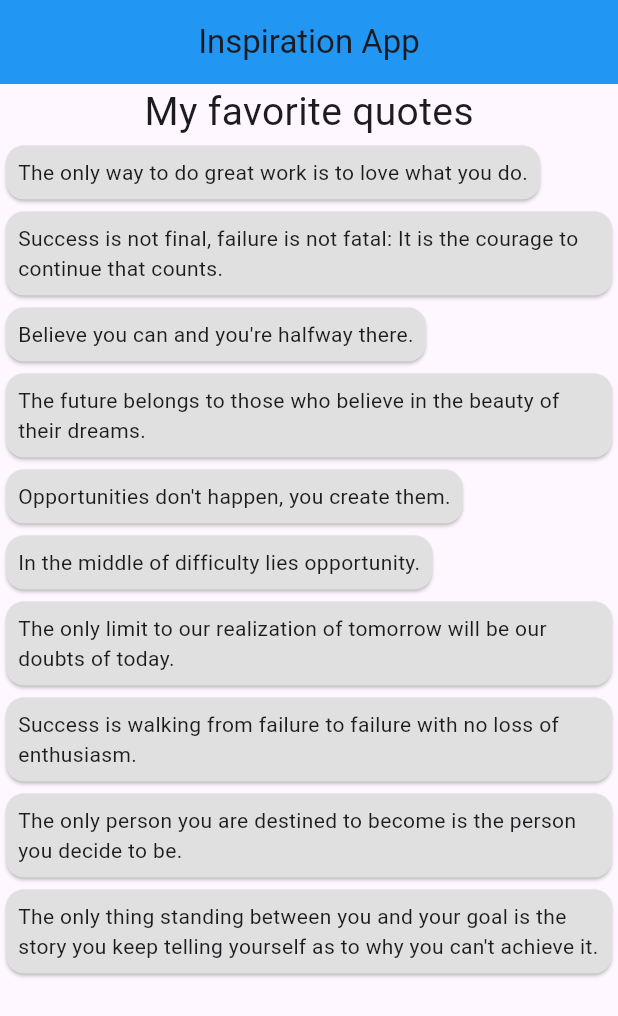
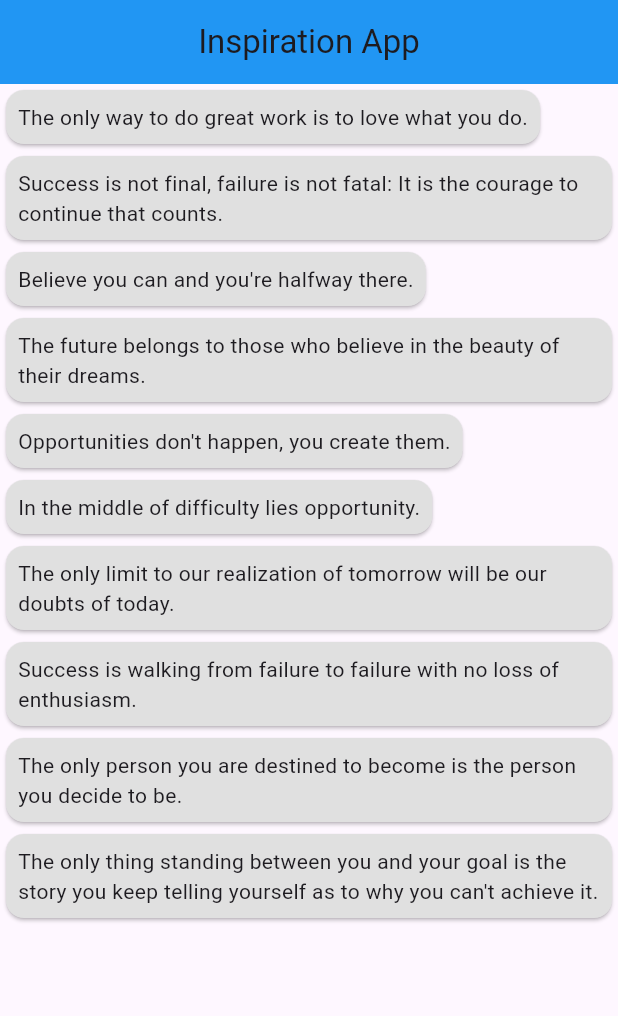
Before and after one commit to dutkaD/inspire_app, a Flutter app: the screen it shows after launch, on a phone screen of 412 x 824 dp. Shown: the top 1016 px of the screen. Run offline on Flutter 3.47's test engine with Material 3 defaults, Android fonts, the phone set to English and light mode, and no system bars.

```diff
--- /dev/null
+++ b/lib/quote_choice.dart
@@ -0,0 +1,19 @@
+import 'package:daily_quotes_app/quote_list.dart';
+import 'package:flutter/material.dart';
+import 'model/inspirational_quote.dart';
+
+class QuoteChoice extends StatefulWidget {
+  final List<InspirationalQuote> quotes;
+
+  const QuoteChoice({super.key, required this.quotes});
+
+  @override
+  State<QuoteChoice> createState() => _QuoteChoiceState();
+}
+
+class _QuoteChoiceState extends State<QuoteChoice> {
+  @override
+  Widget build(BuildContext context) {
+    return AllQuotesList(quotes: widget.quotes);
+  }
+}
--- /dev/null
+++ b/lib/quote_list.dart
@@ -0,0 +1,25 @@
+import 'package:daily_quotes_app/quote_card.dart';
+import 'package:flutter/cupertino.dart';
+
+import 'model/inspirational_quote.dart';
+
+class AllQuotesList extends StatelessWidget {
+  final List<InspirationalQuote> quotes;
+
+  const AllQuotesList({super.key, required this.quotes});
+
+  @override
+  Widget build(BuildContext context) {
+    return SingleChildScrollView(
+      child: Column(
+        mainAxisAlignment: MainAxisAlignment.start,
+        crossAxisAlignment: CrossAxisAlignment.start,
+        children: quotes
+            .map((e) => QuoteCard(
+                  title: e.text,
+                ))
+            .toList(),
+      ),
+    );
+  }
+}
```
Also changed, not shown: lib/main.dart (+2 -20 lines).
